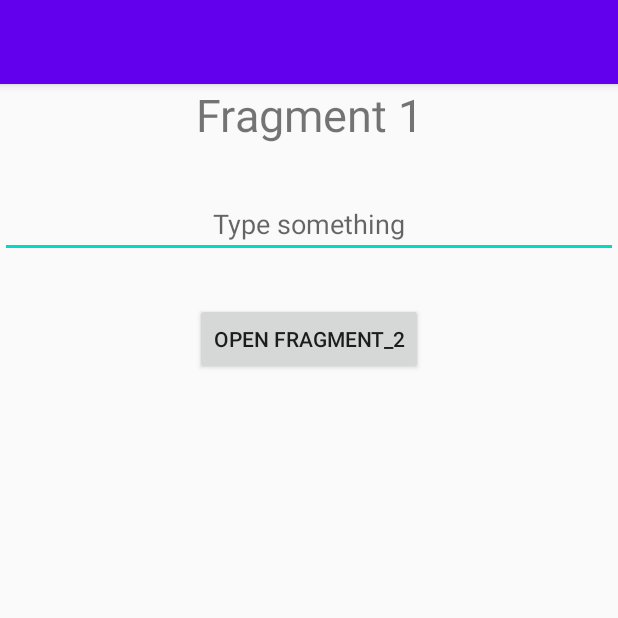
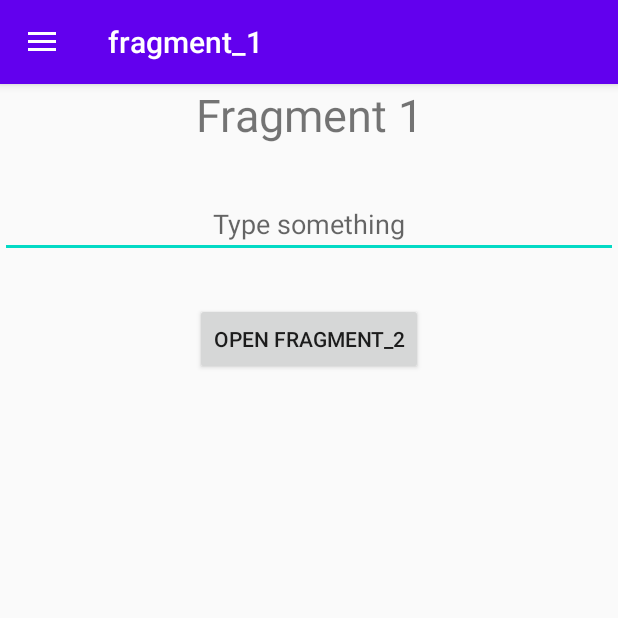
Before and after one commit to peterpazmandi/NavCompDemo, an Android app: the screen it shows after launch (MainActivity), on a phone screen of 412 x 824 dp, the top half of it. Run offline under Robolectric (Android 15) with nearby library versions, the phone set to English and light mode, and no system bars; our stand-ins replace navigation-ui; 1 statement that could not run was skipped.

Commit message:
Adding the navigation drawer

```diff
--- a/app/src/main/java/com/inspirecoding/navcompdemo/MainActivity.kt
+++ b/app/src/main/java/com/inspirecoding/navcompdemo/MainActivity.kt
@@ -2,12 +2,67 @@ package com.inspirecoding.navcompdemo
 
 import androidx.appcompat.app.AppCompatActivity
 import android.os.Bundle
+import androidx.appcompat.app.ActionBarDrawerToggle
+import androidx.appcompat.widget.Toolbar
+import androidx.navigation.NavController
+import androidx.navigation.Navigation
+import androidx.navigation.fragment.findNavController
+import androidx.navigation.ui.AppBarConfiguration
+import androidx.navigation.ui.NavigationUI
+import androidx.navigation.ui.setupWithNavController
+import kotlinx.android.synthetic.main.activity_main.*
+import kotlinx.android.synthetic.main.activity_main.view.*
+import kotlinx.android.synthetic.main.app_bar_with_fragment.*
 
 class MainActivity : AppCompatActivity()
 {
+    private lateinit var navController: NavController
+
+    private val appBarConfiguration by lazy {
+        AppBarConfiguration(
+            setOf(
+                R.id.fragment_1,
+                R.id.fragment_2,
+                R.id.fragment_3,
+                R.id.fragment_4
+            ), drawer_layout
+        )
+    }
+
     override fun onCreate(savedInstanceState: Bundle?)
     {
         super.onCreate(savedInstanceState)
         setContentView(R.layout.activity_main)
+
+        val toolbar = findViewById<Toolbar>(R.id.toolbar)
+        setSupportActionBar(toolbar)
+
+        navController = Navigation.findNavController(this, R.id.container)
+
+        val toggle = ActionBarDrawerToggle(
+            this,
+            drawer_layout,
+            toolbar,
+            R.string.navigation_drawer_open,
+            R.string.navigation_drawer_close
+        )
+        drawer_layout.addDrawerListener(toggle)
+        toggle.syncState()
+
+        NavigationUI.setupActionBarWithNavController(
+            this,
+            navController,
+            drawer_layout
+        )
+
+        drawer_layout.nav_view.setupWithNavController(
+            container.findNavController()
+        )
+
+        NavigationUI.setupWithNavController(
+            toolbar,
+            navController,
+            appBarConfiguration
+        )
     }
 }
--- /dev/null
+++ b/app/src/main/res/drawable/ic_location.xml
@@ -0,0 +1,9 @@
+<vector xmlns:android="http://schemas.android.com/apk/res/android"
+        android:width="24dp"
+        android:height="24dp"
+        android:viewportWidth="24.0"
+        android:viewportHeight="24.0">
+    <path
+        android:fillColor="#FF000000"
+        android:pathData="M12,2C8.13,2 5,5.13 5,9c0,5.25 7,13 7,13s7,-7.75 7,-13c0,-3.87 -3.13,-7 -7,-7zM12,11.5c-1.38,0 -2.5,-1.12 -2.5,-2.5s1.12,-2.5 2.5,-2.5 2.5,1.12 2.5,2.5 -1.12,2.5 -2.5,2.5z"/>
+</vector>
--- /dev/null
+++ b/app/src/main/res/drawable/ic_note.xml
@@ -0,0 +1,9 @@
+<vector xmlns:android="http://schemas.android.com/apk/res/android"
+        android:width="24dp"
+        android:height="24dp"
+        android:viewportWidth="24.0"
+        android:viewportHeight="24.0">
+    <path
+        android:fillColor="#FF000000"
+        android:pathData="M17,10L7,10v2h10v-2zM19,3h-1L18,1h-2v2L8,3L8,1L6,1v2L5,3c-1.11,0 -1.99,0.9 -1.99,2L3,19c0,1.1 0.89,2 2,2h14c1.1,0 2,-0.9 2,-2L21,5c0,-1.1 -0.9,-2 -2,-2zM19,19L5,19L5,8h14v11zM14,14L7,14v2h7v-2z"/>
+</vector>
--- /dev/null
+++ b/app/src/main/res/drawable/ic_person.xml
@@ -0,0 +1,9 @@
+<vector xmlns:android="http://schemas.android.com/apk/res/android"
+        android:width="24dp"
+        android:height="24dp"
+        android:viewportWidth="24.0"
+        android:viewportHeight="24.0">
+    <path
+        android:fillColor="#FF000000"
+        android:pathData="M12,12c2.21,0 4,-1.79 4,-4s-1.79,-4 -4,-4 -4,1.79 -4,4 1.79,4 4,4zM12,14c-2.67,0 -8,1.34 -8,4v2h16v-2c0,-2.66 -5.33,-4 -8,-4z"/>
+</vector>
--- /dev/null
+++ b/app/src/main/res/drawable/ic_settings.xml
@@ -0,0 +1,9 @@
+<vector xmlns:android="http://schemas.android.com/apk/res/android"
+        android:width="24dp"
+        android:height="24dp"
+        android:viewportWidth="24"
+        android:viewportHeight="24">
+    <path
+        android:fillColor="#FF000000"
+        android:pathData="M19.1,12.9a2.8,2.8 0,0 0,0.1 -0.9,2.8 2.8,0 0,0 -0.1,-0.9l2.1,-1.6a0.7,0.7 0,0 0,0.1 -0.6L19.4,5.5a0.7,0.7 0,0 0,-0.6 -0.2l-2.4,1a6.5,6.5 0,0 0,-1.6 -0.9l-0.4,-2.6a0.5,0.5 0,0 0,-0.5 -0.4H10.1a0.5,0.5 0,0 0,-0.5 0.4L9.3,5.4a5.6,5.6 0,0 0,-1.7 0.9l-2.4,-1a0.4,0.4 0,0 0,-0.5 0.2l-2,3.4c-0.1,0.2 0,0.4 0.2,0.6l2,1.6a2.8,2.8 0,0 0,-0.1 0.9,2.8 2.8,0 0,0 0.1,0.9L2.8,14.5a0.7,0.7 0,0 0,-0.1 0.6l1.9,3.4a0.7,0.7 0,0 0,0.6 0.2l2.4,-1a6.5,6.5 0,0 0,1.6 0.9l0.4,2.6a0.5,0.5 0,0 0,0.5 0.4h3.8a0.5,0.5 0,0 0,0.5 -0.4l0.3,-2.6a5.6,5.6 0,0 0,1.7 -0.9l2.4,1a0.4,0.4 0,0 0,0.5 -0.2l2,-3.4c0.1,-0.2 0,-0.4 -0.2,-0.6ZM12,15.6A3.6,3.6 0,1 1,15.6 12,3.6 3.6,0 0,1 12,15.6Z"/>
+</vector>
--- a/app/src/main/res/layout/activity_main.xml
+++ b/app/src/main/res/layout/activity_main.xml
@@ -1,5 +1,6 @@
 <?xml version="1.0" encoding="utf-8"?>
-<androidx.constraintlayout.widget.ConstraintLayout
+<androidx.drawerlayout.widget.DrawerLayout
+    android:id="@+id/drawer_layout"
     xmlns:android="http://schemas.android.com/apk/res/android"
     xmlns:app="http://schemas.android.com/apk/res-auto"
     xmlns:tools="http://schemas.android.com/tools"
@@ -13,4 +14,13 @@
         android:layout_width="match_parent"
         android:layout_height="match_parent"/>
 
-</androidx.constraintlayout.widget.ConstraintLayout>
+    <com.google.android.material.navigation.NavigationView
+        android:id="@+id/nav_view"
+        android:layout_width="wrap_content"
+        android:layout_height="match_parent"
+        android:layout_gravity="start"
+        android:fitsSystemWindows="true"
+        app:headerLayout="@layout/header_nav_drawer"
+        app:menu="@menu/menu_nav_drawer"/>
+
+</androidx.drawerlayout.widget.DrawerLayout>
--- /dev/null
+++ b/app/src/main/res/menu/menu_nav_drawer.xml
@@ -0,0 +1,22 @@
+<?xml version="1.0" encoding="utf-8"?>
+<menu
+    xmlns:android="http://schemas.android.com/apk/res/android">
+
+    <item
+        android:id="@+id/fragment_1"
+        android:icon="@drawable/ic_location"
+        android:title="Fragment 1"/>
+    <item
+        android:id="@+id/fragment_2"
+        android:icon="@drawable/ic_note"
+        android:title="Fragment 2"/>
+    <item
+        android:id="@+id/fragment_3"
+        android:icon="@drawable/ic_person"
+        android:title="Fragment 3"/>
+    <item
+        android:id="@+id/fragment_4"
+        android:icon="@drawable/ic_settings"
+        android:title="Fragment 4"/>
+
+</menu>
--- a/app/src/main/res/values/colors.xml
+++ b/app/src/main/res/values/colors.xml
@@ -3,4 +3,10 @@
     <color name="colorPrimary">#6200EE</color>
     <color name="colorPrimaryDark">#3700B3</color>
     <color name="colorAccent">#03DAC5</color>
+
+    <color name="light_grey">#9A9A9B</color>
+    <color name="dark_grey">#464E5B</color>
+    <color name="white">#EAEFF6</color>
+    <color name="blue">#1DA1D2</color>
+    <color name="orange">#F88909</color>
 </resources>
```
Also changed, not shown: app/src/main/res/drawable/linear_gradient_grey.xml (added, +10 -0 lines), app/src/main/res/layout/header_nav_drawer.xml (added, +33 -0 lines), app/src/main/res/drawable-hdpi/inspire_coding_logo.png (added), app/src/main/res/drawable-ldpi/inspire_coding_logo.png (added), app/src/main/res/drawable-mdpi/inspire_coding_logo.png (added), app/src/main/res/drawable-xhdpi/inspire_coding_logo.png (added), app/src/main/res/drawable-xxhdpi/inspire_coding_logo.png (added), app/src/main/res/drawable-xxxhdpi/inspire_coding_logo.png (added).
